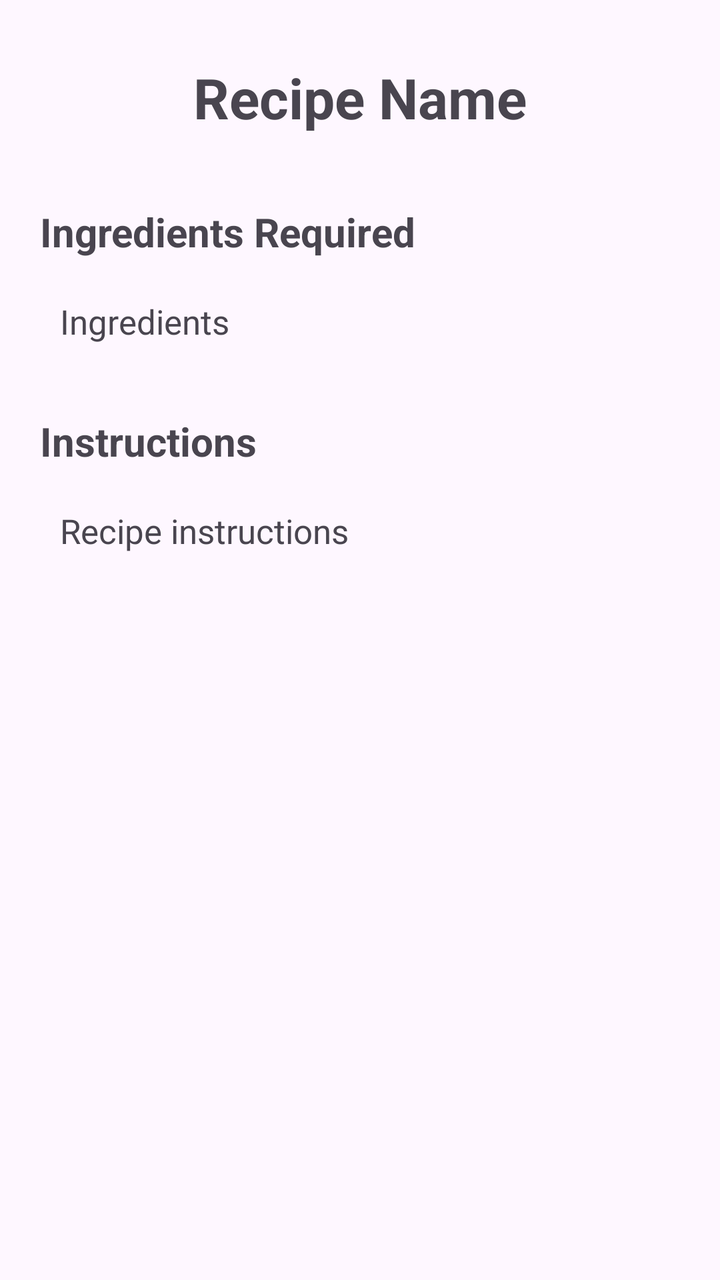
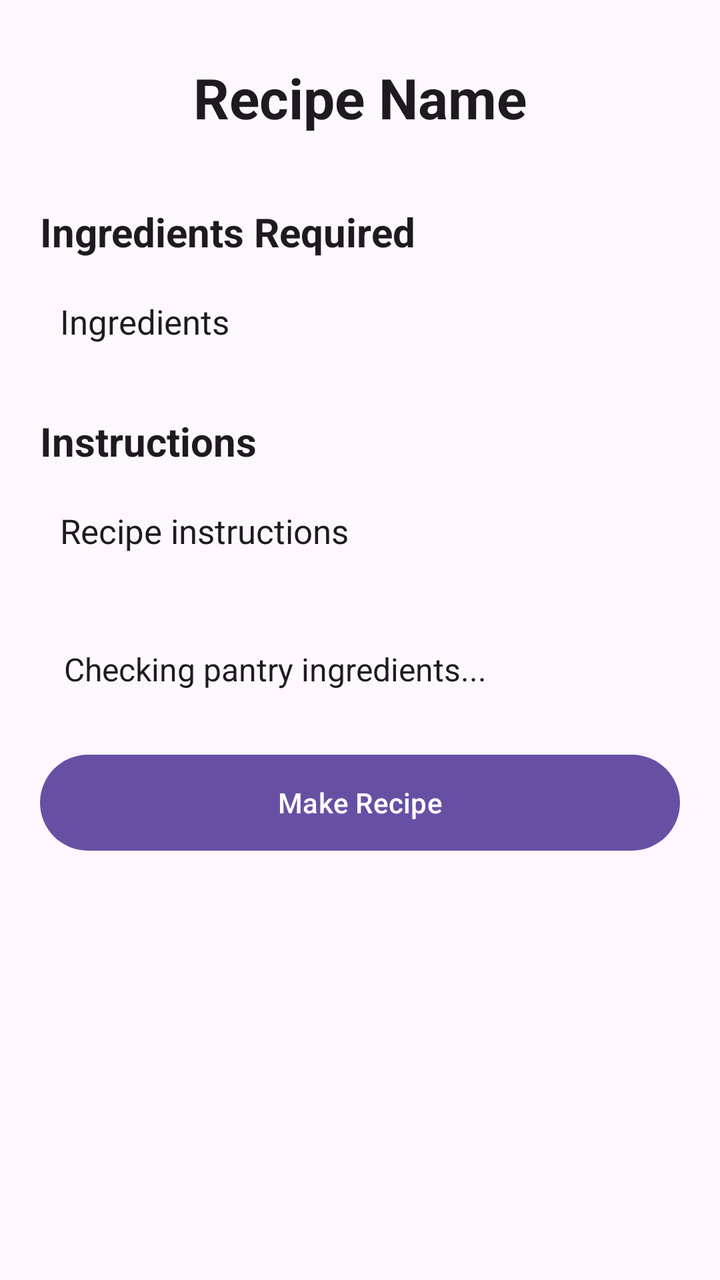

An Android layout rendered at two revisions. The XML below is the earlier revision; the diff shows what the commit changed to produce the second picture.
<!-- AndroidManifest.xml: application theme Theme.SmartPantryManager -->
<!-- res/layout/activity_recipe_details.xml -->
<?xml version="1.0" encoding="utf-8"?>
<ScrollView
    xmlns:android="http://schemas.android.com/apk/res/android"
    android:layout_width="match_parent"
    android:layout_height="match_parent"
    android:padding="20dp">

    <LinearLayout
        android:layout_width="match_parent"
        android:layout_height="wrap_content"
        android:orientation="vertical">

        
        <TextView
            android:id="@+id/txtRecipeName"
            android:layout_width="match_parent"
            android:layout_height="wrap_content"
            android:text="Recipe Name"
            android:textSize="28sp"
            android:textStyle="bold"
            android:gravity="center"
            android:padding="10dp"
            android:layout_marginBottom="25dp" />

        
        <TextView
            android:layout_width="match_parent"
            android:layout_height="wrap_content"
            android:text="Ingredients Required"
            android:textSize="20sp"
            android:textStyle="bold"
            android:layout_marginBottom="10dp" />

        
        <TextView
            android:id="@+id/txtIngredients"
            android:layout_width="match_parent"
            android:layout_height="wrap_content"
            android:text="Ingredients"
            android:textSize="17sp"
            android:padding="10dp"
            android:layout_marginBottom="25dp" />

        
        <TextView
            android:layout_width="match_parent"
            android:layout_height="wrap_content"
            android:text="Instructions"
            android:textSize="20sp"
            android:textStyle="bold"
            android:layout_marginBottom="10dp" />

        
        <TextView
            android:id="@+id/txtSteps"
            android:layout_width="match_parent"
            android:layout_height="wrap_content"
            android:text="Recipe instructions"
            android:textSize="17sp"
            android:padding="10dp" />

    </LinearLayout>

</ScrollView>
<!-- resources referenced by this layout -->
<resources>
  <style name="Theme.SmartPantryManager" parent="Base.Theme.SmartPantryManager" />
  <style name="Base.Theme.SmartPantryManager" parent="Theme.Material3.DayNight.NoActionBar">
          
          
      </style>
</resources>

<!-- the commit's change to res/layout/activity_recipe_details.xml (unified diff, before → after) -->
@@ -3,7 +3,9 @@
     xmlns:android="http://schemas.android.com/apk/res/android"
     android:layout_width="match_parent"
     android:layout_height="match_parent"
-    android:padding="20dp">
+    android:fillViewport="true"
+    android:padding="20dp"
+    android:background="?attr/colorSurface">
 
     <LinearLayout
         android:layout_width="match_parent"
@@ -18,6 +20,7 @@
             android:text="Recipe Name"
             android:textSize="28sp"
             android:textStyle="bold"
+            android:textColor="?attr/colorOnSurface"
             android:gravity="center"
             android:padding="10dp"
             android:layout_marginBottom="25dp" />
@@ -29,6 +32,7 @@
             android:text="Ingredients Required"
             android:textSize="20sp"
             android:textStyle="bold"
+            android:textColor="?attr/colorOnSurface"
             android:layout_marginBottom="10dp" />
 
         
@@ -38,6 +42,7 @@
             android:layout_height="wrap_content"
             android:text="Ingredients"
             android:textSize="17sp"
+            android:textColor="?attr/colorOnSurface"
             android:padding="10dp"
             android:layout_marginBottom="25dp" />
 
@@ -48,6 +53,7 @@
             android:text="Instructions"
             android:textSize="20sp"
             android:textStyle="bold"
+            android:textColor="?attr/colorOnSurface"
             android:layout_marginBottom="10dp" />
 
         
@@ -57,7 +63,30 @@
             android:layout_height="wrap_content"
             android:text="Recipe instructions"
             android:textSize="17sp"
-            android:padding="10dp" />
+            android:textColor="?attr/colorOnSurface"
+            android:padding="10dp"
+            android:layout_marginBottom="25dp" />
+
+        
+        <TextView
+            android:id="@+id/txtRecipeAvailability"
+            android:layout_width="match_parent"
+            android:layout_height="wrap_content"
+            android:text="Checking pantry ingredients..."
+            android:textSize="16sp"
+            android:textColor="?attr/colorOnSurface"
+            android:padding="12dp"
+            android:layout_marginBottom="16dp" />
+
+        
+        <Button
+            android:id="@+id/btnMakeRecipe"
+            android:layout_width="match_parent"
+            android:layout_height="wrap_content"
+            android:text="Make Recipe"
+            android:textAllCaps="false"
+            android:minHeight="56dp"
+            android:layout_marginBottom="20dp" />
 
     </LinearLayout>
 
